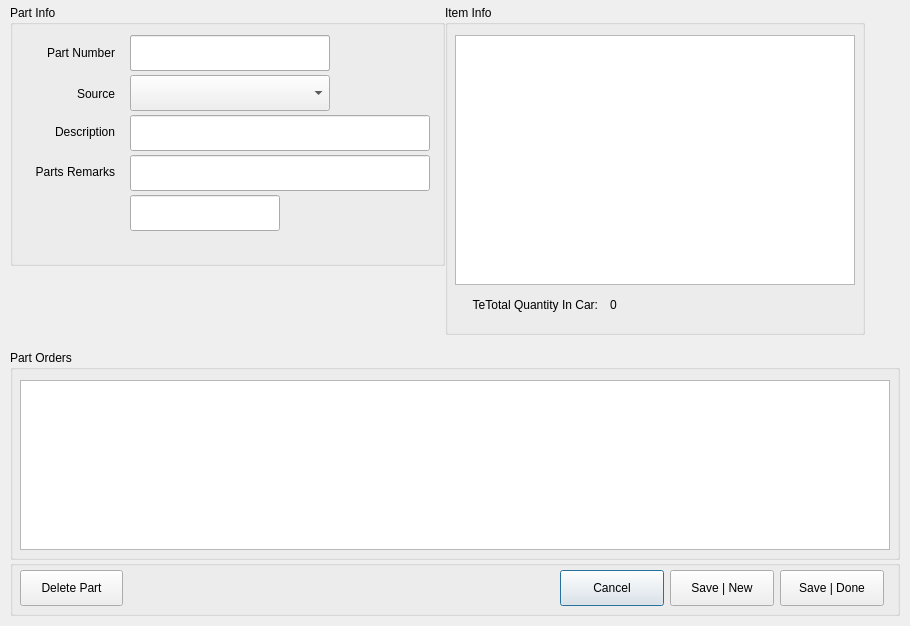
Old version of the form src/forms/part.ui in the repository LornBKerr/parts_tracker.
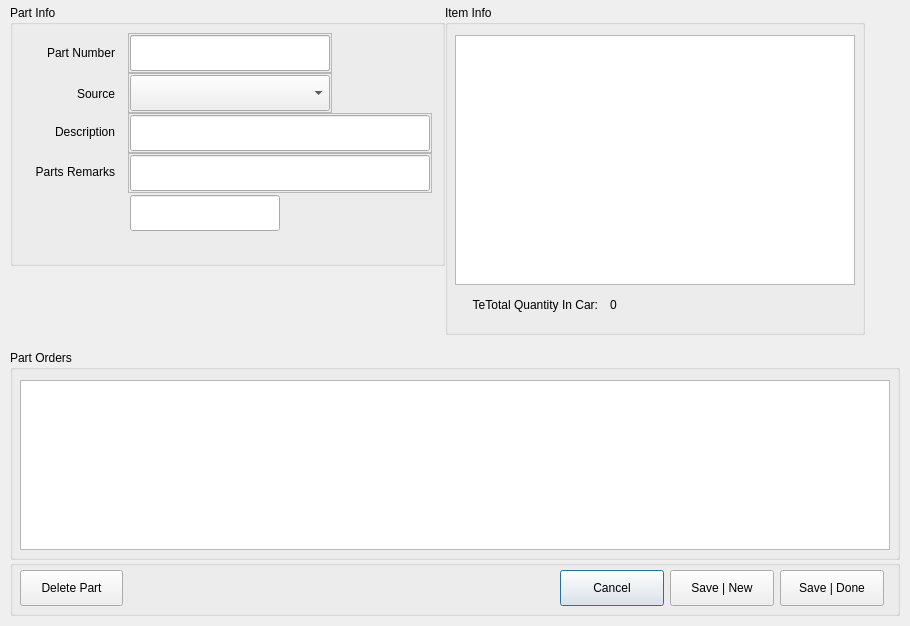
New version of the form. Custom widgets are drawn as their Qt base class.

Commit message: Version 1.0.0; added error frames.

Diff of the .ui file:
```diff
--- a/src/forms/part.ui
+++ b/src/forms/part.ui
@@ -104,11 +104,36 @@
      <set>Qt::AlignRight|Qt::AlignTrailing|Qt::AlignVCenter</set>
     </property>
    </widget>
-   <widget class="QComboBox" name="part_number_combo">
+   <widget class="QLineEdit" name="record_id_edit">
     <property name="geometry">
      <rect>
       <x>120</x>
-      <y>30</y>
+      <y>190</y>
+      <width>150</width>
+      <height>36</height>
+     </rect>
+    </property>
+   </widget>
+   <widget class="ErrorFrame" name="part_number_frame">
+    <property name="geometry">
+     <rect>
+      <x>118</x>
+      <y>28</y>
+      <width>204</width>
+      <height>40</height>
+     </rect>
+    </property>
+    <property name="frameShape">
+     <enum>QFrame::StyledPanel</enum>
+    </property>
+    <property name="frameShadow">
+     <enum>QFrame::Raised</enum>
+    </property>
+    <widget class="ComboBox" name="part_number_combo">
+     <property name="geometry">
+      <rect>
+       <x>2</x>
+       <y>2</y>
       <width>200</width>
       <height>36</height>
      </rect>
@@ -117,11 +142,46 @@
      <string>Select Part Number, Required</string>
     </property>
    </widget>
+    <widget class="LineEdit" name="part_number_edit">
+     <property name="geometry">
+      <rect>
+       <x>2</x>
+       <y>2</y>
+       <width>200</width>
+       <height>36</height>
+      </rect>
+     </property>
+     <property name="toolTip">
+      <string>Select Part Number, Required</string>
+     </property>
+    </widget>
+   </widget>
+   <widget class="ErrorFrame" name="source_combo_frame">
+    <property name="geometry">
+     <rect>
+      <x>118</x>
+      <y>68</y>
+      <width>204</width>
+      <height>40</height>
+     </rect>
+    </property>
+    <property name="sizePolicy">
+     <sizepolicy hsizetype="Preferred" vsizetype="Preferred">
+      <horstretch>0</horstretch>
+      <verstretch>0</verstretch>
+     </sizepolicy>
+    </property>
+    <property name="frameShape">
+     <enum>QFrame::StyledPanel</enum>
+    </property>
+    <property name="frameShadow">
+     <enum>QFrame::Raised</enum>
+    </property>
    <widget class="ComboBox" name="source_combo">
     <property name="geometry">
      <rect>
-      <x>120</x>
-      <y>70</y>
+       <x>2</x>
+       <y>2</y>
       <width>200</width>
       <height>36</height>
      </rect>
@@ -130,11 +190,27 @@
      <string>Select a Source, Required</string>
     </property>
    </widget>
+   </widget>
+   <widget class="ErrorFrame" name="description_edit_frame">
+    <property name="geometry">
+     <rect>
+      <x>118</x>
+      <y>108</y>
+      <width>304</width>
+      <height>40</height>
+     </rect>
+    </property>
+    <property name="frameShape">
+     <enum>QFrame::StyledPanel</enum>
+    </property>
+    <property name="frameShadow">
+     <enum>QFrame::Raised</enum>
+    </property>
    <widget class="LineEdit" name="description_edit">
     <property name="geometry">
      <rect>
-      <x>120</x>
-      <y>110</y>
+       <x>2</x>
+       <y>2</y>
       <width>300</width>
       <height>36</height>
      </rect>
@@ -143,11 +219,27 @@
      <string>Description of the part, Required, up to 255 characters</string>
     </property>
    </widget>
+   </widget>
+   <widget class="ErrorFrame" name="remarks_edit_frame">
+    <property name="geometry">
+     <rect>
+      <x>118</x>
+      <y>148</y>
+      <width>304</width>
+      <height>40</height>
+     </rect>
+    </property>
+    <property name="frameShape">
+     <enum>QFrame::StyledPanel</enum>
+    </property>
+    <property name="frameShadow">
+     <enum>QFrame::Raised</enum>
+    </property>
    <widget class="LineEdit" name="remarks_edit">
     <property name="geometry">
      <rect>
-      <x>120</x>
-      <y>150</y>
+       <x>2</x>
+       <y>2</y>
       <width>300</width>
       <height>36</height>
      </rect>
@@ -156,28 +248,6 @@
      <string>Remarks about this part, Optional, up to 255 characters</string>
     </property>
    </widget>
-   <widget class="QLineEdit" name="record_id_edit">
-    <property name="geometry">
-     <rect>
-      <x>120</x>
-      <y>190</y>
-      <width>150</width>
-      <height>36</height>
-     </rect>
-    </property>
-   </widget>
-   <widget class="LineEdit" name="part_number_edit">
-    <property name="geometry">
-     <rect>
-      <x>120</x>
-      <y>30</y>
-      <width>200</width>
-      <height>36</height>
-     </rect>
-    </property>
-    <property name="toolTip">
-     <string>Select Part Number, Required</string>
-    </property>
    </widget>
   </widget>
   <widget class="QGroupBox" name="groupBox_2">
@@ -365,6 +435,12 @@
    <extends>QLineEdit</extends>
    <header>lbk_library/gui/line_edit</header>
   </customwidget>
+  <customwidget>
+   <class>ErrorFrame</class>
+   <extends>QFrame</extends>
+   <header>lbk_library/gui/error_frame</header>
+   <container>1</container>
+  </customwidget>
  </customwidgets>
  <tabstops>
   <tabstop>part_number_combo</tabstop>
```
Lines whose indentation alone changed are shown as unchanged.
